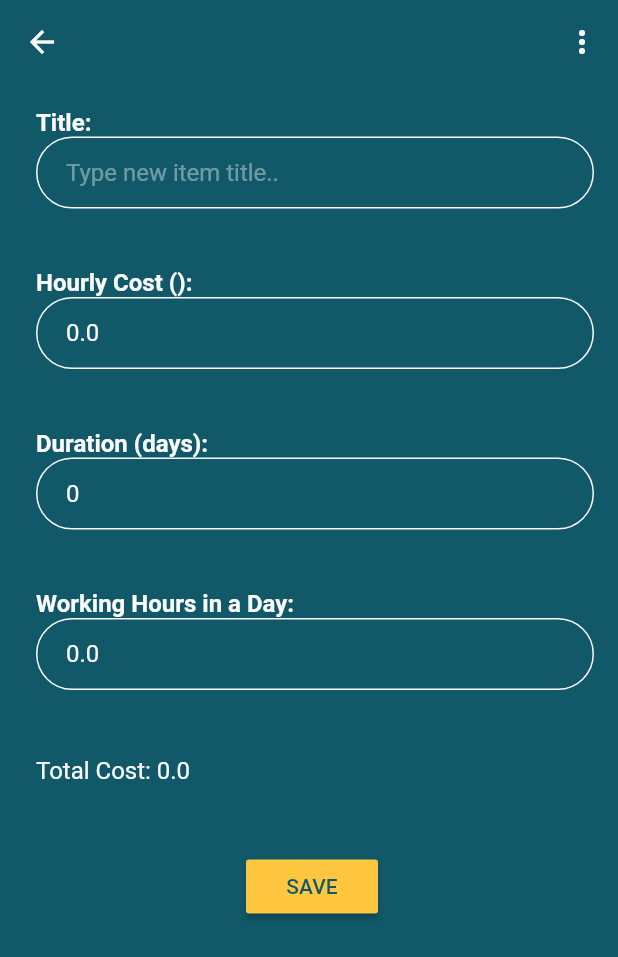
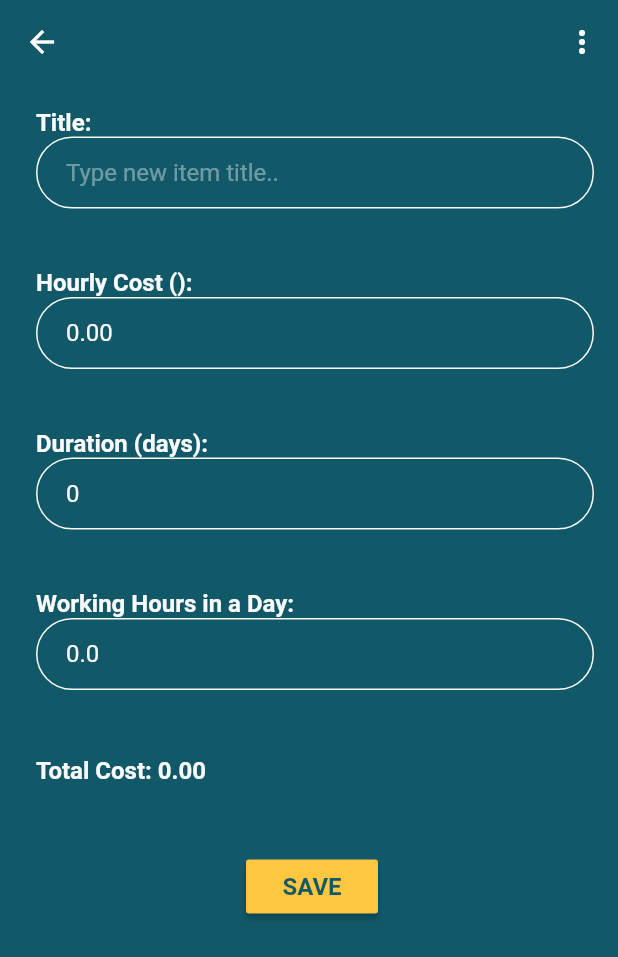
Before and after one commit to bguneys/Compact-Project-Cost-Calculator, a Flutter app: the EditItemScreen screen opened directly with empty values, on a phone screen of 412 x 824 dp. Shown: the top 957 px of the screen. Run offline on Flutter 3.47's test engine with Material 2 defaults, Android fonts, the phone set to English and light mode, and no system bars; our stand-ins replace sqflite; missing offline and left inert: dart:ffi; accounts and stored records are empty.

Commit message:
- UI adjustments are made. - 1000 separator functionality inside EditItemScreen.dart and AddItemScreen.dart fixed. - Updating data bug in MainScreen.dart after tapping back button is fixed

```diff
--- a/lib/main.dart
+++ b/lib/main.dart
@@ -19,7 +19,7 @@ class MainApp extends StatelessWidget {
 
         textTheme: TextTheme(
           headline6: TextStyle(fontSize: 20.0, fontWeight: FontWeight.bold, color: Color(0xFFFAFAFA)),
-          headline5: TextStyle(fontSize: 13.0, fontWeight: FontWeight.normal, color: Color(0xFF115969), height: 1.5),
+          headline5: TextStyle(fontSize: 12.0, fontWeight: FontWeight.normal, color: Color(0xFF115969), height: 1.5),
           headline4: TextStyle(fontSize: 16.0, fontWeight: FontWeight.bold, color: Color(0xFFFAFAFA)),
           subtitle1: TextStyle(fontSize: 16.0, fontWeight: FontWeight.bold, color: Color(0xFF115969)),
           subtitle2: TextStyle(fontSize: 16.0, fontWeight: FontWeight.bold, color: Color(0xFFFAFAFA)),
--- a/lib/routes/EditItemScreen.dart
+++ b/lib/routes/EditItemScreen.dart
@@ -50,14 +50,20 @@ class _EditItemScreenState extends State<EditItemScreen> {
     findSystemLocale().then((locale) {
       print(locale);
       numberFormat = NumberFormat.currency(locale: locale, name: "");
+    }).then((value) {
+      // initilize TextEditController and total cost values with chosen item values
+      titleTextFieldController.text = item.title;
+      hourlyCostTextFieldController.text = "${numberFormat.format(item.hourlyCost).toString()}";
+      daysTextFieldController.text = item.durationInDay.toString();
+      workHoursADayTextFieldController.text = item.workHoursInADay.toString();
+
+      setState(() {
+        _totalCostString = "${numberFormat.format(item.cost).toString()}";
+      });
+
     });
 
-    // initilize TextEditController and total cost values with chosen item values
-    titleTextFieldController.text = item.title;
-    hourlyCostTextFieldController.text = item.hourlyCost.toString();
-    daysTextFieldController.text = item.durationInDay.toString();
-    workHoursADayTextFieldController.text = item.workHoursInADay.toString();
-    _totalCostString = "${item.cost.toString()}";
+
 
   }
 
@@ -297,14 +303,16 @@ class _EditItemScreenState extends State<EditItemScreen> {
 
                   Padding(
                     padding: const EdgeInsets.fromLTRB(24.0, 20.0, 20.0, 24.0),
-                    child: Text("Total Cost: $_totalCostString ${project.currency}"),
+                    child: Text("Total Cost: $_totalCostString ${project.currency}",
+                      style: Theme.of(context).textTheme.headline4
+                    ),
                   ),
 
                   Center(
                     child: Padding(
                       padding: const EdgeInsets.fromLTRB(24.0, 20.0, 20.0, 24.0),
                       child: RaisedButton(
-                          child: Text('SAVE'),
+                          child: Text('SAVE', style: Theme.of(context).textTheme.subtitle1),
                           onPressed: () async {
                             if (_formKey.currentState.validate()) {
 
--- a/lib/routes/MainScreenViewModel.dart
+++ b/lib/routes/MainScreenViewModel.dart
@@ -50,7 +50,7 @@ class MainScreenViewModel {
    * Custom method for navigating to ProjectDetailsScreen with chosen project data
    */
   void navigateToProjectDetailsScreen(BuildContext context, int projectId, String projectTitle) {
-    Navigator.push(
+    Navigator.pushReplacement(
       context,
       MaterialPageRoute(builder: (context) => ProjectDetailsScreen(projectId: projectId, projectTitle: projectTitle)),
     );
```
Also changed, not shown: lib/routes/AddItemScreen.dart (+6 -3 lines), lib/routes/MainScreen.dart (+5 -3 lines), lib/routes/ProjectDetailsScreen.dart (+6 -3 lines).
